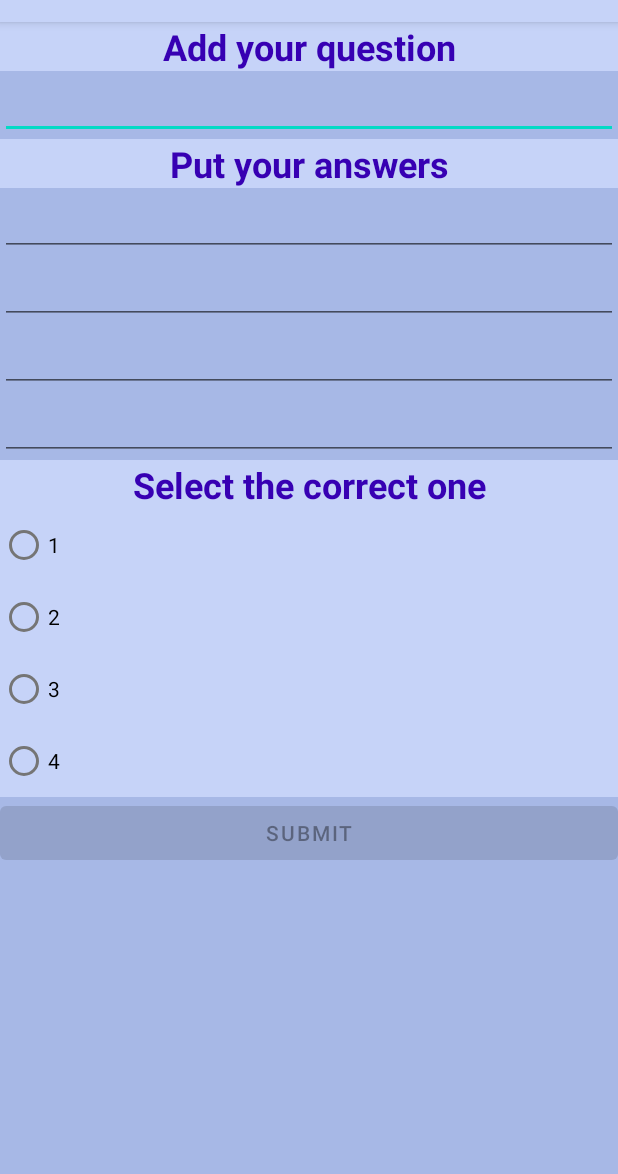
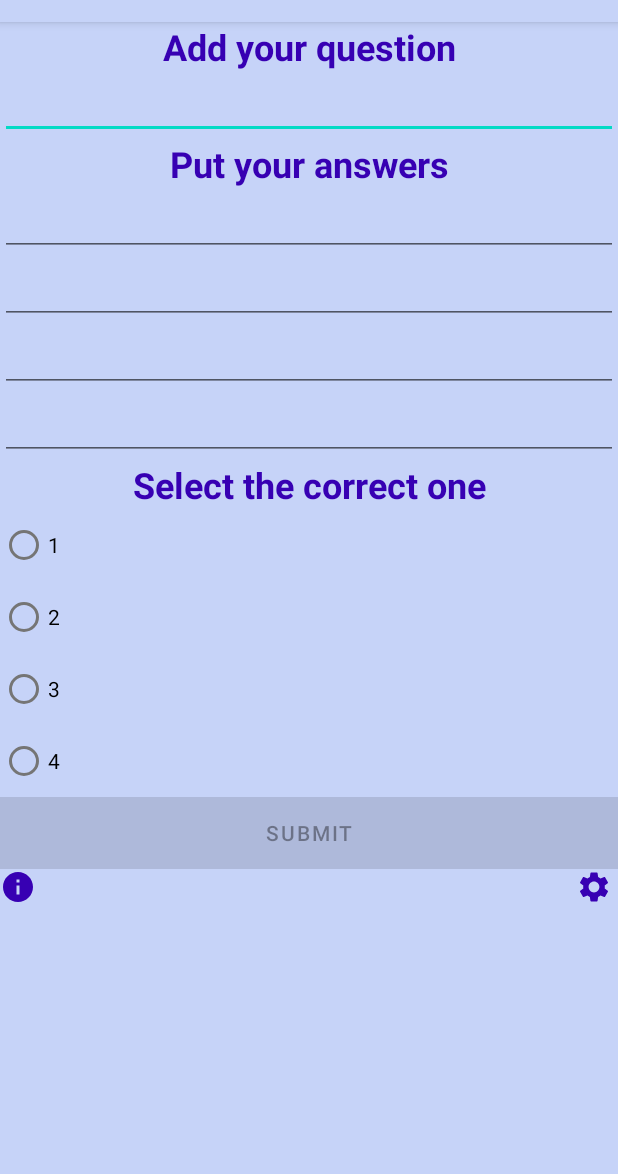
Before and after one commit to kathou-png/TopQuizz, an Android app: the screen it shows after launch (EditActivity), after a tap on "ADD QUESTIONS", on a phone screen of 412 x 824 dp, the part 62-1236 px from its top. Run offline under Robolectric (Android 15) with nearby library versions, the phone set to English and light mode, and no system bars; 3 other taps on this screen came first.

Commit message:
last commit

```diff
--- a/app/src/main/java/com/student/topquiz/controller/MainActivity.java
+++ b/app/src/main/java/com/student/topquiz/controller/MainActivity.java
@@ -63,10 +63,12 @@ public class MainActivity extends AppCompatActivity {
         mEasyButton = findViewById(R.id.main_button_easy);
         mNormalButton = findViewById(R.id.main_button_normal);
         mHardButton = findViewById(R.id.main_button_hard);
+        mEditButton = findViewById(R.id.edit_button);
 
-        mEditButton = findViewById(R.id.edit_button);
         mInfoIcon = findViewById(R.id.infoicon);
         mSettingsIcon = findViewById(R.id.settingsicon);
+
+        initButton();
         String previousFirstName = this.getSharedPreferences(SHARED_PREF_USER_INFO, MODE_PRIVATE).getString(SHARED_PREF_USER_INFO_NAME, null);
         int previousScore = this.getSharedPreferences(SHARED_PREF_USER_INFO, MODE_PRIVATE).getInt(SHARED_PREF_USER_INFO_SCORE, 0);
         String difficulty = this.getSharedPreferences(SHARED_PREF_USER_INFO, MODE_PRIVATE).getString(SHARED_PREF_USER_INFO_DIFFICULTY, "Normal");
@@ -111,6 +113,7 @@ public class MainActivity extends AppCompatActivity {
             public void onClick(View v) {
                 buttonClick= MediaPlayer.create(MainActivity.this,R.raw.buttonclick);
                 buttonClick.start();
+                mPlayButton.setBackgroundColor(Color.YELLOW);
                 mUser.setFirstName(mNameEditText.getText().toString());
                 getSharedPreferences(SHARED_PREF_USER_INFO, MODE_PRIVATE)
                         .edit()
@@ -170,9 +173,9 @@ public class MainActivity extends AppCompatActivity {
         mEditButton.setOnClickListener(new View.OnClickListener() {
             @Override
             public void onClick(View v) {
-
                 buttonClick= MediaPlayer.create(MainActivity.this,R.raw.buttonclick);
                 buttonClick.start();
+                mEditButton.setBackgroundColor(Color.YELLOW);
                 Intent gameActivityIntent = new Intent(MainActivity.this, EditActivity.class);
                 startActivityForResult(gameActivityIntent, GAME_ACTIVITY_REQUEST_CODE );
             }
@@ -204,6 +207,11 @@ public class MainActivity extends AppCompatActivity {
             ring.setLooping(true);
             ring.start();
         }
+        mPlayButton.animate().alpha(1f).translationYBy(-50).setDuration(1500);
+        mEditButton.animate().setStartDelay(400).alpha(1f).translationYBy(-50).setDuration(1500);
+        mEasyButton.animate().alpha(1f).translationYBy(50).setDuration(1500);
+        mNormalButton.animate().setStartDelay(200).alpha(1f).translationYBy(50).setDuration(1500);
+        mHardButton.animate().setStartDelay(400).alpha(1f).translationYBy(50).setDuration(1500);
     }
 
     @Override
@@ -221,7 +229,22 @@ public class MainActivity extends AppCompatActivity {
         super.onPause();
         ring.stop();
     }
+    public void initButton(){
+        mPlayButton.setAlpha(0f);
+        mPlayButton.setTranslationY(50);
 
+        mEasyButton.setAlpha(0f);
+        mEasyButton.setTranslationY(-50);
+
+        mNormalButton.setAlpha(0f);
+        mNormalButton.setTranslationY(-50);
+
+        mHardButton.setAlpha(0f);
+        mHardButton.setTranslationY(-50);
+
+        mEditButton.setAlpha(0f);
+        mEditButton.setTranslationY(50);
+    }
     public void setDifficulty(String difficulty)
     {
         switch (difficulty) {
--- a/app/src/main/res/layout/activity_edit.xml
+++ b/app/src/main/res/layout/activity_edit.xml
@@ -4,8 +4,6 @@
     xmlns:tools="http://schemas.android.com/tools"
     android:layout_width="match_parent"
     android:layout_height="match_parent"
-    android:background="@color/black"
-    android:backgroundTint="#A7B8E6"
     android:orientation="vertical"
     tools:context=".controller.EditActivity">
 
@@ -95,5 +93,29 @@
         android:id="@+id/submit"
         android:layout_width="match_parent"
         android:layout_height="wrap_content"
+        android:background="@color/purple_700"
         android:text="@string/submit"/>
+    <LinearLayout
+        android:layout_width="411dp"
+        android:layout_height="wrap_content">
+
+        <ImageView
+            android:id="@+id/infoicon"
+            android:layout_width="wrap_content"
+            android:layout_height="match_parent"
+            android:layout_gravity="left"
+            android:src="@drawable/ic_baseline_info_24">
+
+        </ImageView>
+        <Space
+            android:layout_width="360dp"
+            android:layout_height="6dp"/>
+        <ImageView
+            android:id="@+id/settingsicon"
+            android:layout_width="wrap_content"
+            android:layout_height="wrap_content"
+            android:src="@drawable/ic_baseline_settings_24">
+
+        </ImageView>
+    </LinearLayout>
 </LinearLayout>
--- a/app/src/main/res/values/themes.xml
+++ b/app/src/main/res/values/themes.xml
@@ -17,6 +17,7 @@
         <item name="alertDialogTheme">@style/AlertDialogTheme</item>
         <!-- Customize your theme here. -->
     </style>
+
     <style name="Theme.darkTheme" parent="Theme.AppCompat.DayNight">
         <item name="colorPrimary">#110523</item>
         <item name="colorPrimaryVariant">#D7D6D8</item>
```
